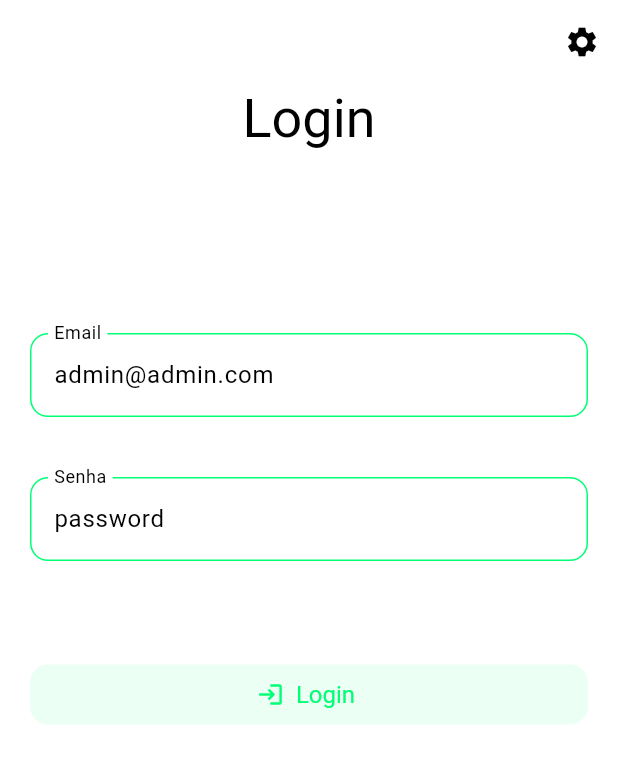
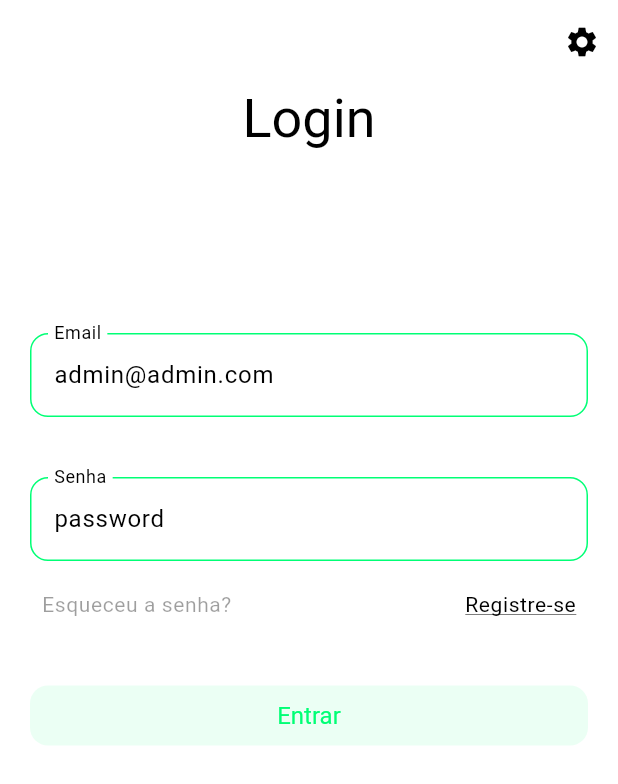
Before and after one commit to MuriloVantini/vantini_shop, a Flutter app: the screen it shows after launch, on a phone screen of 412 x 824 dp. Shown: the top 784 px of the screen. Run offline on Flutter 3.47's test engine with Material 3 defaults, Android fonts, the phone set to English and light mode, and no system bars; our stand-ins replace email_validator, shared_preferences; generated files the repository leaves out were written again.

Commit message:
feat: adicionar login dinâmico e com tratamento de exceptions estilizada

```diff
--- a/lib/src/screens/auth/login.dart
+++ b/lib/src/screens/auth/login.dart
@@ -1,4 +1,7 @@
+import 'package:email_validator/email_validator.dart';
 import 'package:flutter/material.dart';
+import 'package:vantini_shop/api/repositories/auth_repository.dart';
+import 'package:vantini_shop/api/stores/auth_store.dart';
 import 'package:vantini_shop/src/settings/settings_view.dart';
 
 class LoginPage extends StatefulWidget {
@@ -12,6 +15,7 @@ class LoginPage extends StatefulWidget {
 class _LoginPageState extends State<LoginPage> {
   TextEditingController emailController = TextEditingController();
   TextEditingController passwordController = TextEditingController();
+  AuthStore authStore = AuthStore(repository: AuthRepository());
 
   @override
   void initState() {
@@ -43,7 +47,10 @@ class _LoginPageState extends State<LoginPage> {
         padding: const EdgeInsets.symmetric(horizontal: 20),
         child: Form(
           key: formKey,
-          child: Column(
+          child: AnimatedBuilder(
+            animation: Listenable.merge([authStore.stateToLogin, authStore.isLoading, authStore.erro]),
+            builder: (context, child) {
+              return Column(
                 crossAxisAlignment: CrossAxisAlignment.center,
                 children: <Widget>[
                   Center(child: Text('Login', style: Theme.of(context).textTheme.titleLarge, textAlign: TextAlign.center)),
@@ -53,6 +60,18 @@ class _LoginPageState extends State<LoginPage> {
                   TextFormField(
                     controller: emailController,
                     decoration: const InputDecoration(labelText: 'Email'),
+                    validator: (value) {
+                      if (value == null || value.isEmpty) {
+                        return 'Informe um email.';
+                      }
+                      if (!EmailValidator.validate(value)) {
+                        return 'Email inválido.';
+                      }
+                      if (authStore.erro.value.isNotEmpty) {
+                        return authStore.erro.value;
+                      }
+                      return null;
+                    },
                   ),
 
                   const SizedBox(height: 40),
@@ -64,16 +83,56 @@ class _LoginPageState extends State<LoginPage> {
                       TextFormField(
                         controller: passwordController,
                         decoration: const InputDecoration(labelText: 'Senha'),
+                        validator: (value) {
+                          if (value == null || value.isEmpty) {
+                            return 'Informe uma senha.';
+                          }
+                          return null;
+                        },
                       ),
-                  const Padding(
-                    padding: EdgeInsets.only(left: 8, top: 5),
-                    child: Text('Esqueceu a senha?', style: TextStyle(color: Colors.white38)),
+                      Padding(
+                        padding: const EdgeInsets.only(left: 8, top: 20, right: 8),
+                        child: Row(
+                          mainAxisAlignment: MainAxisAlignment.spaceBetween,
+                          crossAxisAlignment: CrossAxisAlignment.start,
+                          children: [
+                            Text('Esqueceu a senha?', style: Theme.of(context).textTheme.bodySmall),
+                            Text(
+                              'Registre-se',
+                              style: Theme.of(context).textTheme.bodySmall!.copyWith(
+                                    color: Theme.of(context).textTheme.titleLarge!.color,
+                                    decoration: TextDecoration.underline,
+                                    decorationThickness: 0.5,
+                                  ),
+                            )
+                          ],
+                        ),
                       ),
                     ],
                   ),
                   const SizedBox(height: 40),
-              TextButton.icon(onPressed: () {}, label: const Text('Login'), icon: const Icon(Icons.login))
+                  authStore.isLoading.value
+                      ? const Center(child: CircularProgressIndicator.adaptive())
+                      : TextButton(
+                          onPressed: () async {
+                            if (formKey.currentState!.validate()) {
+                              await authStore.login(
+                                {"email": emailController.text.trim(), "password": passwordController.text.trim()},
+                              ).whenComplete(() {
+                                if (authStore.erro.value.isNotEmpty) {
+                                  formKey.currentState!.validate();
+                                  authStore.erro.value = '';
+                                }
+                                if (authStore.stateToLogin.value.isNotEmpty) {
+                                  Navigator.popAndPushNamed(context, '/home');
+                                }
+                              });
+                            }
+                          },
+                          child: const Text('Entrar'))
                 ],
+              );
+            },
           ),
         ),
       ),
```
Lines whose indentation alone changed are shown as unchanged.
